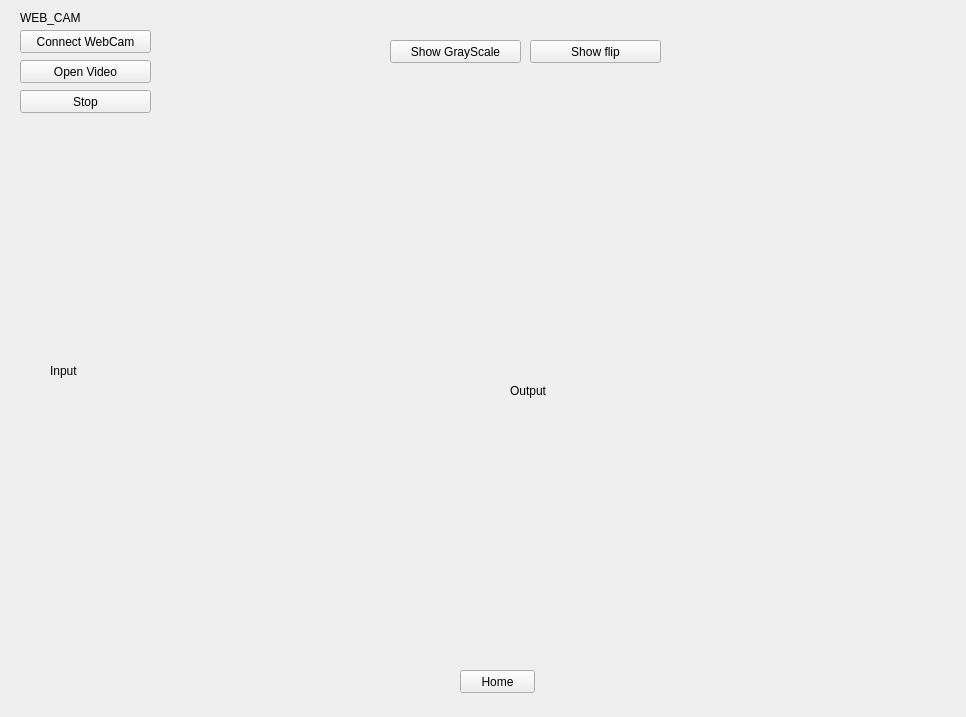
Old version of the form webCam_Window.ui in the repository qorgh346/KGU_MultiMedia_Hobe.
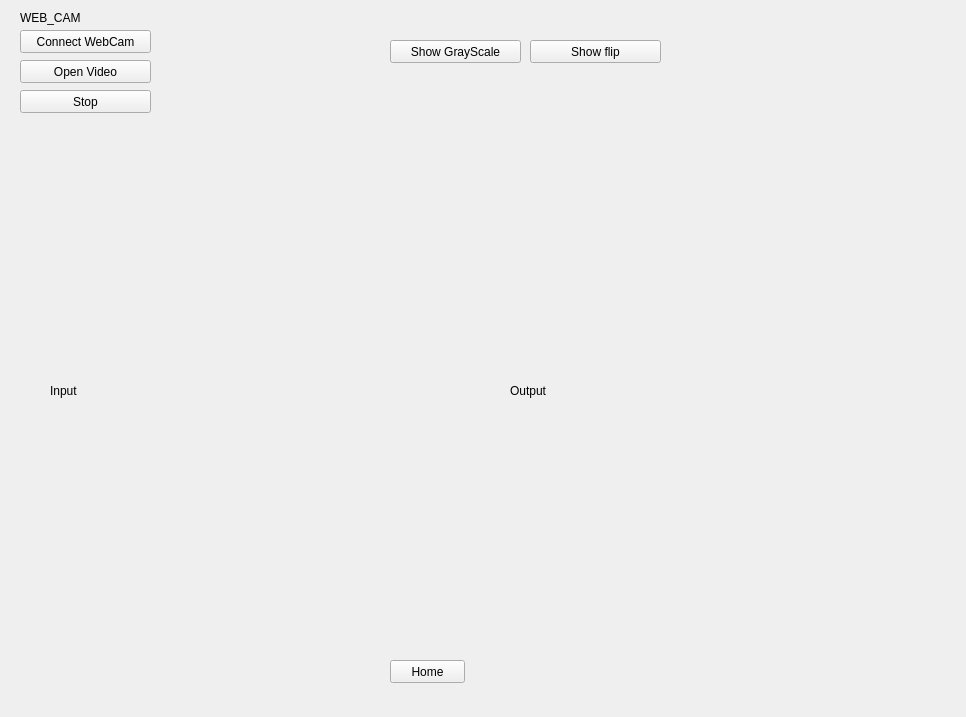
New version of the form.

Patch:
```diff
--- a/webCam_Window.ui
+++ b/webCam_Window.ui
@@ -29,8 +29,8 @@
   <widget class="QPushButton" name="home">
    <property name="geometry">
     <rect>
-     <x>460</x>
-     <y>670</y>
+     <x>390</x>
+     <y>660</y>
      <width>75</width>
      <height>23</height>
     </rect>
@@ -44,8 +44,8 @@
     <rect>
      <x>50</x>
      <y>180</y>
-     <width>401</width>
-     <height>381</height>
+     <width>421</width>
+     <height>421</height>
     </rect>
    </property>
    <property name="text">
```
